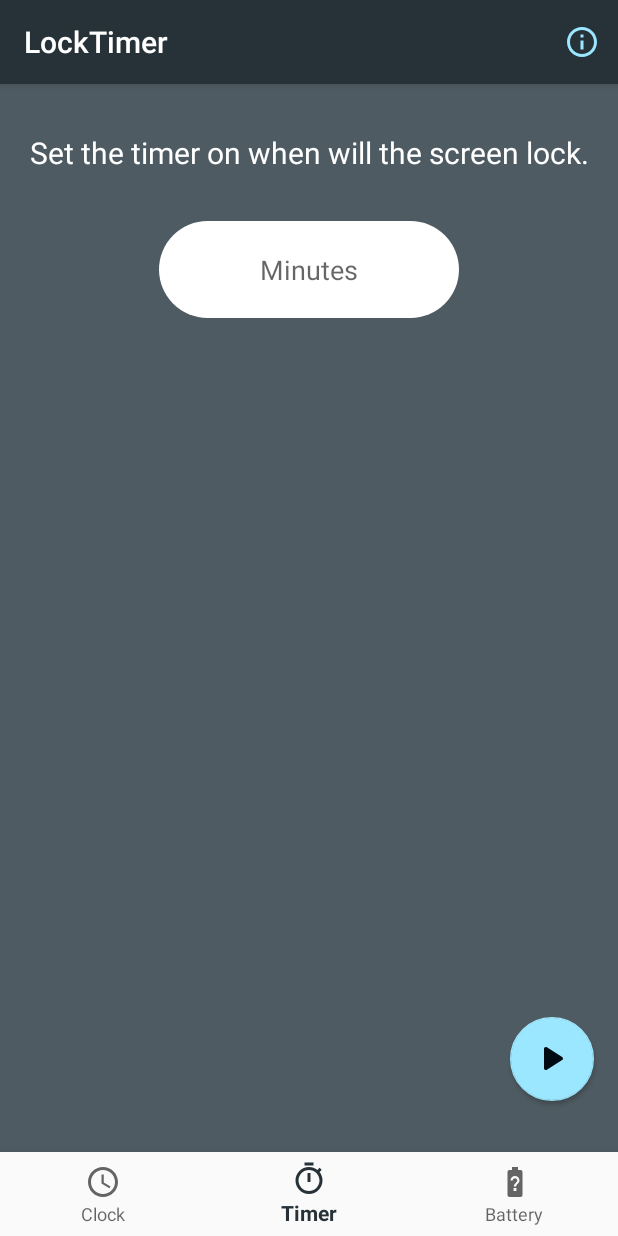
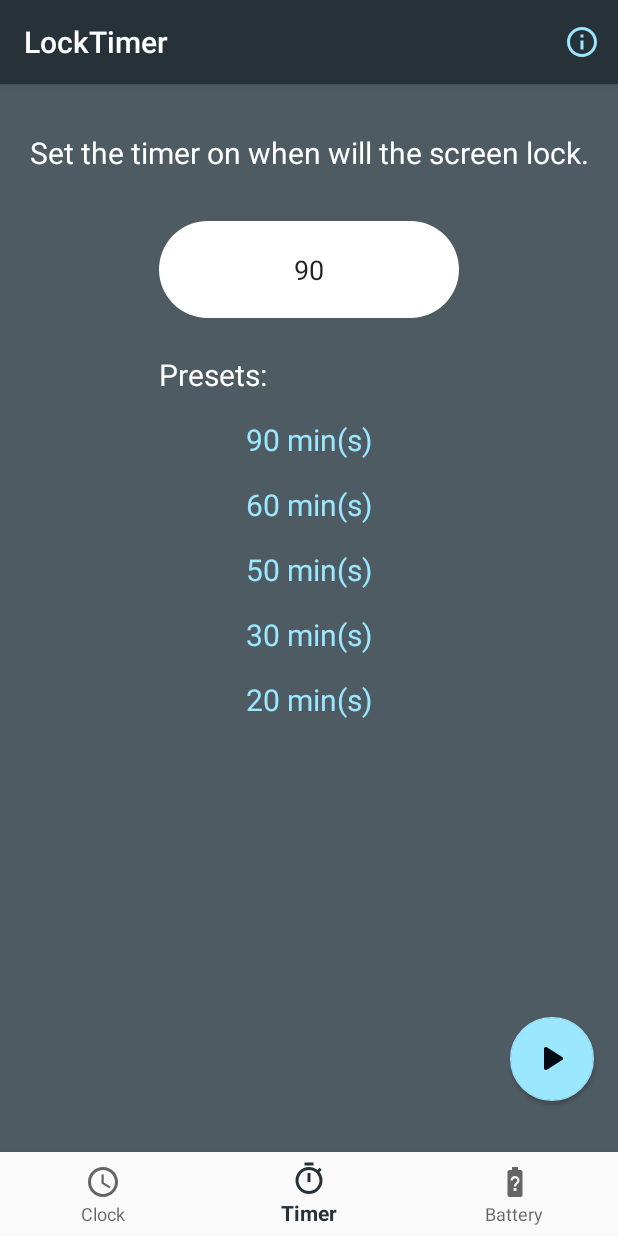
Before and after one commit to rickimaru18/LockTimer, an Android app: the screen it shows after launch (MainActivity), item 2 of the bottom bar chosen, on a phone screen of 412 x 824 dp. Run offline under Robolectric (Android 15) with nearby library versions, the phone set to English and light mode, and no system bars; our stand-ins replace Room's generated code, navigation-ui.

Commit message:
Timer and Battery presets
- added presets in Timer and Battery
- ready for internal test
- added feature graphic for Play Store

```diff
--- a/app/build.gradle
+++ b/app/build.gradle
@@ -12,7 +12,7 @@ android {
         minSdkVersion 26
         targetSdkVersion 29
         versionCode 1
-        versionName "1.0"
+        versionName "1.0.1"
         testInstrumentationRunner "androidx.test.runner.AndroidJUnitRunner"
     }
     buildTypes {
--- a/app/src/main/java/com/xtn/locktimer/model/Battery.kt
+++ b/app/src/main/java/com/xtn/locktimer/model/Battery.kt
@@ -1,6 +1,7 @@
 package com.xtn.locktimer.model
 
 import androidx.room.Entity
+import androidx.room.Ignore
 import androidx.room.PrimaryKey
 
 
@@ -12,4 +13,14 @@ data class Battery(
     @PrimaryKey(autoGenerate = true)
     var id: Int = 0
 
+    companion object {
+        @Ignore
+        val TABLE_NAME = "battery"
+    }
+
+    @Ignore
+    infix fun equals(other: Battery) : Boolean {
+        return percentage == other.percentage
+    }
+
 }
--- a/app/src/main/java/com/xtn/locktimer/model/Timer.kt
+++ b/app/src/main/java/com/xtn/locktimer/model/Timer.kt
@@ -13,6 +13,16 @@ data class Timer(
     @PrimaryKey(autoGenerate = true)
     var id: Int = 0
 
+    companion object {
+        @Ignore
+        val TABLE_NAME = "timer"
+    }
+
+    @Ignore
+    infix fun equals(other: Timer) : Boolean {
+        return minutes == other.minutes
+    }
+
     @Ignore
     override fun toString(): String {
         return StringBuffer().apply {
--- a/app/src/main/java/com/xtn/locktimer/repository/RoomRepo.kt
+++ b/app/src/main/java/com/xtn/locktimer/repository/RoomRepo.kt
@@ -53,6 +53,22 @@ class RoomRepo {
                     LocalTime.now().hour,
                     LocalTime.now().minute
                 ))
+
+                db.timerDao().apply {
+                    insert(Timer(20))
+                    insert(Timer(30))
+                    insert(Timer(50))
+                    insert(Timer(60))
+                    insert(Timer(90))
+                }
+
+                db.batteryDao().apply {
+                    insert(Battery(50))
+                    insert(Battery(40))
+                    insert(Battery(30))
+                    insert(Battery(20))
+                    insert(Battery(10))
+                }
             }
         }
 
@@ -103,6 +119,38 @@ class RoomRepo {
     }
 
     /**
+     * Insert unique data to database.
+     * If not unique, it will delete the old data.
+     *
+     * @param data  [Timer] or [Battery] instance.
+     * @return TRUE if [data] is unique, FALSE otherwise.
+     */
+    fun insertUnique(data: Any) : Boolean {
+        var isUnique = false
+
+        when (data) {
+            is Timer -> {
+                val existData = _timerDao.getTimer(data.minutes)
+                if (existData != null) {
+                    isUnique = true
+                    _timerDao.delete(existData)
+                }
+                insert(data)
+            }
+            is Battery -> {
+                val existData = _batteryDao.getBattery(data.percentage)
+                if (existData != null) {
+                    isUnique = true
+                    _batteryDao.delete(existData)
+                }
+                insert(data)
+            }
+        }
+
+        return isUnique
+    }
+
+    /**
      * Update data in database.
      *
      * @param data  [LockTimerInfo], [Clock], [Timer] or [Battery] instance.
@@ -128,4 +176,16 @@ class RoomRepo {
         }
     }
 
+    /**
+     * Delete top row data in database.
+     *
+     * @param tableName  [Timer.TABLE_NAME] or [Battery.TABLE_NAME].
+     */
+    fun deleteTopRow(tableName: String) {
+        when (tableName) {
+            Timer.TABLE_NAME -> _timerDao.deleteTopRow()
+            Battery.TABLE_NAME -> _batteryDao.deleteTopRow()
+        }
+    }
+
 }
--- a/app/src/main/java/com/xtn/locktimer/repository/db/dao/BatteryDao.kt
+++ b/app/src/main/java/com/xtn/locktimer/repository/db/dao/BatteryDao.kt
@@ -8,8 +8,11 @@ import com.xtn.locktimer.model.Battery
 @Dao
 interface BatteryDao {
 
-    @Query("SELECT * FROM battery")
+    @Query("SELECT * FROM battery ORDER BY id DESC")
     fun getBatteries() : LiveData<List<Battery>>
+
+    @Query("SELECT * FROM battery WHERE percentage = :percentage")
+    fun getBattery(percentage: Int) : Battery?
 
     @Insert
     fun insert(battery: Battery)
@@ -20,4 +23,7 @@ interface BatteryDao {
     @Delete
     fun delete(battery: Battery)
 
+    @Query("DELETE FROM battery WHERE id = (SELECT id FROM battery LIMIT 1)")
+    fun deleteTopRow()
+
 }
--- a/app/src/main/java/com/xtn/locktimer/repository/db/dao/TimerDao.kt
+++ b/app/src/main/java/com/xtn/locktimer/repository/db/dao/TimerDao.kt
@@ -8,8 +8,11 @@ import com.xtn.locktimer.model.Timer
 @Dao
 interface TimerDao {
 
-    @Query("SELECT * FROM timer")
+    @Query("SELECT * FROM timer ORDER BY id DESC")
     fun getTimers() : LiveData<List<Timer>>
+
+    @Query("SELECT * FROM timer WHERE minutes = :minutes")
+    fun getTimer(minutes: Long) : Timer?
 
     @Insert
     fun insert(timer: Timer)
@@ -20,4 +23,7 @@ interface TimerDao {
     @Delete
     fun delete(timer: Timer)
 
+    @Query("DELETE FROM timer WHERE id = (SELECT id FROM timer LIMIT 1)")
+    fun deleteTopRow()
+
 }
--- a/app/src/main/java/com/xtn/locktimer/ui/timer/TimerFragment.kt
+++ b/app/src/main/java/com/xtn/locktimer/ui/timer/TimerFragment.kt
@@ -8,13 +8,17 @@ import androidx.core.widget.addTextChangedListener
 import androidx.fragment.app.Fragment
 import androidx.lifecycle.Observer
 import androidx.lifecycle.ViewModelProvider
+import androidx.recyclerview.widget.LinearLayoutManager
+import androidx.recyclerview.widget.RecyclerView
 import com.xtn.locktimer.R
+import com.xtn.locktimer.util.Logger
 import kotlinx.android.synthetic.main.fragment_timer.*
 
 
 class TimerFragment : Fragment() {
 
     private lateinit var _timerViewModel: TimerViewModel
+    private lateinit var _timerPresetsListAdapter: TimerPresetsListAdapter
 
     private var _isSetMinutesText = true
 
@@ -41,6 +45,12 @@ class TimerFragment : Fragment() {
                 _timerViewModel.setMinutes(text.toString().toLong())
             }
         )
+
+        _timerPresetsListAdapter = TimerPresetsListAdapter(requireActivity())
+        vrecycler_timer_presets.apply {
+            layoutManager = LinearLayoutManager(activity)
+            adapter = _timerPresetsListAdapter
+        }
     }
 
     /**
@@ -58,11 +68,9 @@ class TimerFragment : Fragment() {
             })
 
             getTimers().observe(this@TimerFragment, Observer {
-                if (it.isEmpty()) {
-                    return@Observer
-                }
-
-                setMinutes(it.last().minutes)
+                if (it.isEmpty()) return@Observer
+                _timerPresetsListAdapter.setTimers(it)
+                setMinutes(it.first().minutes)
             })
         }
     }
--- /dev/null
+++ b/app/src/main/java/com/xtn/locktimer/ui/timer/TimerPresetsListAdapter.kt
@@ -0,0 +1,86 @@
+package com.xtn.locktimer.ui.timer
+
+import android.view.LayoutInflater
+import android.view.View
+import android.view.ViewGroup
+import androidx.lifecycle.ViewModelProvider
+import androidx.lifecycle.ViewModelStoreOwner
+import androidx.recyclerview.widget.DiffUtil
+import androidx.recyclerview.widget.RecyclerView
+import com.xtn.locktimer.R
+import com.xtn.locktimer.model.Timer
+import kotlinx.android.synthetic.main.rowitem_presets.view.*
+
+
+class TimerPresetsListAdapter(
+    private val _viewModelStoreOwner: ViewModelStoreOwner
+) : RecyclerView.Adapter<TimerPresetsListAdapter.TimerPresetsListViewHolder>() {
+
+    private var _timers = listOf<Timer>()
+
+    override fun onCreateViewHolder(parent: ViewGroup, viewType: Int): TimerPresetsListViewHolder {
+        val rowItemLayout = LayoutInflater.from(parent.context)
+            .inflate(R.layout.rowitem_presets, parent, false)
+        return TimerPresetsListViewHolder(rowItemLayout)
+    }
+
+    override fun onBindViewHolder(holder: TimerPresetsListViewHolder, position: Int) {
+        val rowItem = holder.itemView
+        val timer = _timers[position]
+
+        rowItem.vtxt_minutes.text = "${timer.minutes} min(s)"
+        rowItem.tag = timer.minutes
+
+        if (!rowItem.hasOnClickListeners()) {
+            rowItem.setOnClickListener {
+                val timerViewModel = ViewModelProvider(_viewModelStoreOwner).get(TimerViewModel::class.java)
+                timerViewModel.setMinutes(it.tag as Long)
+            }
+        }
+    }
+
+    override fun getItemCount() = _timers.size
+
+    /**
+     * Set list of [Timer] to this adapter.
+     *
+     * @param timers List of [Timer].
+     */
+    fun setTimers(timers: List<Timer>) {
+        val diffResult = DiffUtil.calculateDiff(
+            TimerPresetsListDiffCallback(_timers, timers),
+            true
+        )
+        _timers = timers
+        diffResult.dispatchUpdatesTo(this)
+    }
+
+
+    /**
+     *
+     */
+    class TimerPresetsListViewHolder(rowItemView: View) : RecyclerView.ViewHolder(rowItemView)
+
+    /**
+     *
+     */
+    class TimerPresetsListDiffCallback(
+        private val mOldList: List<Timer>,
+        private val mNewList: List<Timer>
+    ) : DiffUtil.Callback() {
+
+        override fun getOldListSize() = mOldList.size
+
+        override fun getNewListSize() = mNewList.size
+
+        override fun areItemsTheSame(oldItemPosition: Int, newItemPosition: Int): Boolean {
+            return mOldList[oldItemPosition].id == mNewList[newItemPosition].id
+        }
+
+        override fun areContentsTheSame(oldItemPosition: Int, newItemPosition: Int): Boolean {
+            return mOldList[oldItemPosition] equals mNewList[newItemPosition]
+        }
+
+    }
+
+}
--- a/app/src/main/res/layout/fragment_timer.xml
+++ b/app/src/main/res/layout/fragment_timer.xml
@@ -30,8 +30,32 @@
         android:ems="10"
         android:hint="@string/minutes"
         android:inputType="number"
+        android:maxLength="3"
         android:textAlignment="center"
         app:layout_constraintEnd_toEndOf="parent"
         app:layout_constraintStart_toStartOf="parent"
         app:layout_constraintTop_toBottomOf="@+id/vtxt_timer" />
+
+    <androidx.recyclerview.widget.RecyclerView
+        android:id="@+id/vrecycler_timer_presets"
+        android:layout_width="0dp"
+        android:layout_height="0dp"
+        android:layout_marginTop="8dp"
+        android:layout_marginBottom="32dp"
+        app:layout_constraintBottom_toBottomOf="parent"
+        app:layout_constraintEnd_toEndOf="@+id/vedit_minutes"
+        app:layout_constraintStart_toStartOf="@+id/vedit_minutes"
+        app:layout_constraintTop_toBottomOf="@+id/textView6" />
+
+    <TextView
+        android:id="@+id/textView6"
+        android:layout_width="0dp"
+        android:layout_height="wrap_content"
+        android:layout_marginTop="24dp"
+        android:text="@string/presets"
+        android:textColor="@android:color/white"
+        android:textSize="20sp"
+        app:layout_constraintEnd_toEndOf="@+id/vedit_minutes"
+        app:layout_constraintStart_toStartOf="@+id/vedit_minutes"
+        app:layout_constraintTop_toBottomOf="@+id/vedit_minutes" />
 </androidx.constraintlayout.widget.ConstraintLayout>
--- /dev/null
+++ b/app/src/main/res/layout/rowitem_presets.xml
@@ -0,0 +1,22 @@
+<?xml version="1.0" encoding="utf-8"?>
+<androidx.constraintlayout.widget.ConstraintLayout xmlns:android="http://schemas.android.com/apk/res/android"
+    xmlns:app="http://schemas.android.com/apk/res-auto"
+    xmlns:tools="http://schemas.android.com/tools"
+    android:layout_width="match_parent"
+    android:layout_height="wrap_content">
+
+    <TextView
+        android:id="@+id/vtxt_minutes"
+        android:layout_width="0dp"
+        android:layout_height="wrap_content"
+        android:layout_marginTop="8dp"
+        android:layout_marginBottom="8dp"
+        android:textAlignment="center"
+        android:textColor="@color/colorSecondaryLight"
+        android:textSize="20sp"
+        app:layout_constraintBottom_toBottomOf="parent"
+        app:layout_constraintEnd_toEndOf="parent"
+        app:layout_constraintStart_toStartOf="parent"
+        app:layout_constraintTop_toTopOf="parent"
+        tools:text="1" />
+</androidx.constraintlayout.widget.ConstraintLayout>
--- a/app/src/main/res/values/strings.xml
+++ b/app/src/main/res/values/strings.xml
@@ -10,6 +10,7 @@
     <string name="description_clock">Set the time on when will the screen lock.</string>
     <string name="description_timer">Set the timer on when will the screen lock.</string>
     <string name="description_battery">Set the battery percentage on when will the screen lock.</string>
+    <string name="presets">Presets:</string>
 
     <string name="about">About</string>
     <string name="about_app">LockTimer is a tool which can automatically lock your phone\'s screen based from the time, timer, or battery percentage.</string>
```
Also changed, not shown: app/src/main/java/com/xtn/locktimer/ui/MainViewModel.kt (+6 -2 lines), app/src/main/java/com/xtn/locktimer/ui/battery/BatteryFragment.kt (+14 -1 lines), app/src/main/java/com/xtn/locktimer/ui/battery/BatteryPresetsListAdapter.kt (added, +86 -0 lines), app/src/main/res/layout/fragment_battery.xml (+23 -0 lines), 2 other files.
